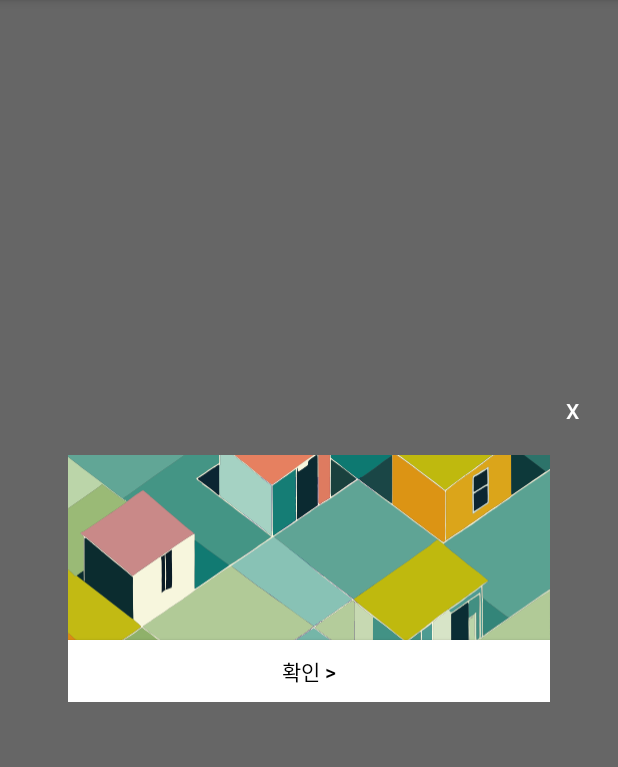
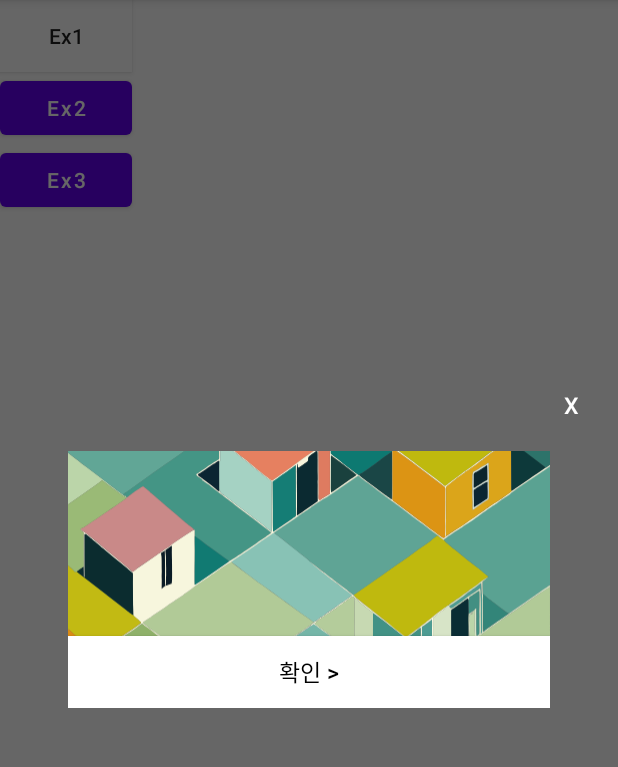
Before and after one commit to HYUNJUNEPARK/AlertDialogEx, an Android app: the screen it shows after launch (MainActivity), after a tap on "Ex1", on a phone screen of 412 x 824 dp, the part 84-851 px from its top. Run offline under Robolectric (Android 15) with nearby library versions, the phone set to English and light mode, and no system bars; our stand-ins replace data binding.

Commit message:
design: showAdOneBtnDialog

```diff
--- a/app/src/main/java/com/study/customex/MyCustomDialog.kt
+++ b/app/src/main/java/com/study/customex/DialogManager.kt
@@ -14,13 +14,14 @@ import com.google.android.material.button.MaterialButton
 /**
  * @param context
  */
-class MyCustomDialog(private val context: Context) {
+class DialogManager(private val context: Context) {
     private val dialog: Dialog = Dialog(context, R.style.Them_Dialog_Ex_01)
     private var layoutParams: LinearLayout.LayoutParams = LinearLayout.LayoutParams(
         /*width*/ LinearLayout.LayoutParams.MATCH_PARENT,
         /*height*/LinearLayout.LayoutParams.MATCH_PARENT
     )
 
+    //TODO 서버에서 받은 이미지를 이미지 뷰에 띄울 수 있어야함
     /**
      * 원버튼 광고성 다이얼로그(이미지)
      */
@@ -30,8 +31,6 @@ class MyCustomDialog(private val context: Context) {
     ) {
         //build view
         val view =  LayoutInflater.from(context).inflate(R.layout.dialog_ex_01, null)
-
-
         (view.findViewById(R.id.btn_confirm) as Button).text = positiveBtnContent
         (view.findViewById(R.id.btn_close) as Button).setOnClickListener { //닫기 버튼
             dialog.dismiss()
@@ -49,10 +48,11 @@ class MyCustomDialog(private val context: Context) {
         dialog.show()
     }
 
+    //TODO 서버에서 받은 이미지를 이미지 뷰에 띄울 수 있어야함
     /**
      * 투버튼 광고성 다이얼로그(이미지)
      */
-    fun showEx2Dialog(
+    fun showAdTwoBtnDialog(
         positiveBtnContent: String,
         negativeBtnContent: String? = null,
         positiveFun: (() -> Unit)? = null,
@@ -94,7 +94,7 @@ class MyCustomDialog(private val context: Context) {
     }
 
     /**
-     * 플랫폼 다이얼로그(텍스트)
+     * 기본 다이얼로그(텍스트)
      */
     fun showEx5Dialog(
         title: String,
--- a/app/src/main/java/com/study/customex/MainActivity.kt
+++ b/app/src/main/java/com/study/customex/MainActivity.kt
@@ -2,7 +2,6 @@ package com.study.customex
 
 import android.content.Intent
 import android.os.Bundle
-import android.util.Log
 import android.widget.Toast
 import androidx.appcompat.app.AppCompatActivity
 import androidx.databinding.DataBindingUtil
@@ -10,16 +9,18 @@ import com.study.customex.databinding.ActivityMainBinding
 
 class MainActivity : AppCompatActivity() {
     private lateinit var binding: ActivityMainBinding
+    private lateinit var dialogManager: DialogManager
 
     override fun onCreate(savedInstanceState: Bundle?) {
         super.onCreate(savedInstanceState)
         binding = DataBindingUtil.setContentView(this, R.layout.activity_main)
         binding.mainActivity = this
+        dialogManager = DialogManager(this)
     }
 
     //Ex1
     fun onEx1() {
-        MyCustomDialog(this).showAdOneBtnDialog(
+        dialogManager.showAdOneBtnDialog(
             positiveBtnContent =  "확인 >",
             ::testFun
         )
@@ -27,7 +28,7 @@ class MainActivity : AppCompatActivity() {
 
     //Ex2
     fun onEx2() {
-        MyCustomDialog(this).showEx2Dialog(
+        dialogManager.showAdTwoBtnDialog(
             "teststest",
             "확인",
             positiveFun = ::testFun,
@@ -37,7 +38,7 @@ class MainActivity : AppCompatActivity() {
 
     //Ex3
     fun onEx3() {
-        MyCustomDialog(this).showEx5Dialog(
+        dialogManager.showEx5Dialog(
             "Title",
             "Message",
             "YES",
--- /dev/null
+++ b/app/src/main/res/drawable/button_patter.xml
@@ -0,0 +1,33 @@
+<?xml version="1.0" encoding="utf-8"?>
+<selector xmlns:android="http://schemas.android.com/apk/res/android">
+    <item android:state_pressed="true" >
+        <shape>
+            <gradient
+                android:startColor="@color/white"
+                android:endColor="@color/white"
+                android:angle="0" />
+            <padding
+                android:left="10dp"
+                android:top="10dp"
+                android:right="10dp"
+                android:bottom="10dp"/>
+        </shape>
+    </item>
+    <!-- pressed -->
+
+    <item>
+        <shape>
+            <gradient
+                android:startColor="@color/white"
+                android:endColor="@color/white"
+                android:angle="0" />
+            <padding
+                android:left="10dp"
+                android:top="10dp"
+                android:right="10dp"
+                android:bottom="10dp"/>
+        </shape>
+    </item>
+    <!-- default -->
+
+</selector>
--- a/app/src/main/res/layout/activity_main.xml
+++ b/app/src/main/res/layout/activity_main.xml
@@ -4,7 +4,6 @@
     xmlns:tools="http://schemas.android.com/tools">
 
     <data>
-
         <variable
             name="mainActivity"
             type="com.study.customex.MainActivity" />
@@ -14,10 +13,10 @@
         android:layout_width="match_parent"
         android:layout_height="match_parent"
         android:orientation="vertical"
-        android:gravity="center"
         tools:context=".MainActivity">
 
-        <Button
+        <androidx.appcompat.widget.AppCompatButton
+            android:background="@drawable/button_patter"
             android:layout_width="wrap_content"
             android:layout_height="wrap_content"
             android:onClick="@{()->mainActivity.onEx1()}"
--- a/app/src/main/res/layout/dialog_ex_01.xml
+++ b/app/src/main/res/layout/dialog_ex_01.xml
@@ -15,7 +15,9 @@
         android:background="@color/transparent"
         android:minWidth="0dp"
         android:minHeight="0dp"
-        android:text="X" />
+        android:text="X"
+        android:textSize="15dp"
+        tools:textColor="@color/black" />
 
     <LinearLayout
         android:layout_width="wrap_content"
@@ -33,34 +35,17 @@
 
         <View
             android:layout_width="match_parent"
-            android:layout_height="0dp"/>
+            android:layout_height="0dp" />
 
-<!--        <TextView-->
-<!--            android:id="@+id/btn_confirm"-->
-<!--            android:gravity="center"-->
-<!--            android:background="@color/white"-->
-<!--            android:layout_width="match_parent"-->
-<!--            android:layout_height="wrap_content"-->
-<!--            android:minWidth="0dp"-->
-<!--            android:minHeight="0dp"-->
-<!--            android:textColor="@color/black"-->
-<!--            tools:text="확인 >" />-->
-
-
-        <!--android:background="?android:selectableItemBackground"-->
         <androidx.appcompat.widget.AppCompatButton
             android:id="@+id/btn_confirm"
             android:layout_width="match_parent"
-            android:padding="10dp"
             android:layout_height="wrap_content"
-            android:background="@color/white"
-            android:minWidth="0dp"
-            android:minHeight="0dp"
+            android:background="@drawable/button_patter"
             android:textAllCaps="false"
             android:textColor="@color/black"
+            android:textSize="15dp"
             tools:text="확인 >" />
-
     </LinearLayout>
 
-
 </LinearLayout>
```
Also changed, not shown: app/src/main/res/drawable/button_shape.xml (added, +23 -0 lines).
